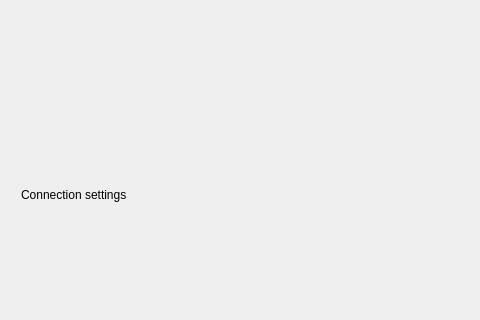
First picture: the form in src/gui/accountsettings.ui, repository nextcloud/desktop, before the edit; both pictures show x 0 to 480 and y 551 to 871 of the 1028 by 871 pixel window.
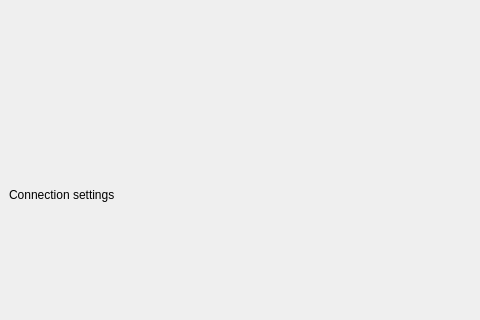
Second picture: the form after the edit. Custom widgets are drawn as their Qt base class.

Commit message: connection panel margins

Diff of the .ui file:
```diff
--- a/src/gui/accountsettings.ui
+++ b/src/gui/accountsettings.ui
@@ -403,16 +403,16 @@
      </property>
      <layout class="QVBoxLayout" name="accountTabsLayout">
       <property name="leftMargin">
-       <number>12</number>
+       <number>0</number>
       </property>
       <property name="topMargin">
-       <number>12</number>
+       <number>0</number>
       </property>
       <property name="rightMargin">
-       <number>12</number>
+       <number>0</number>
       </property>
       <property name="bottomMargin">
-       <number>12</number>
+       <number>0</number>
       </property>
       <item>
        <widget class="QFrame" name="connectionSettingsPanel">
```
